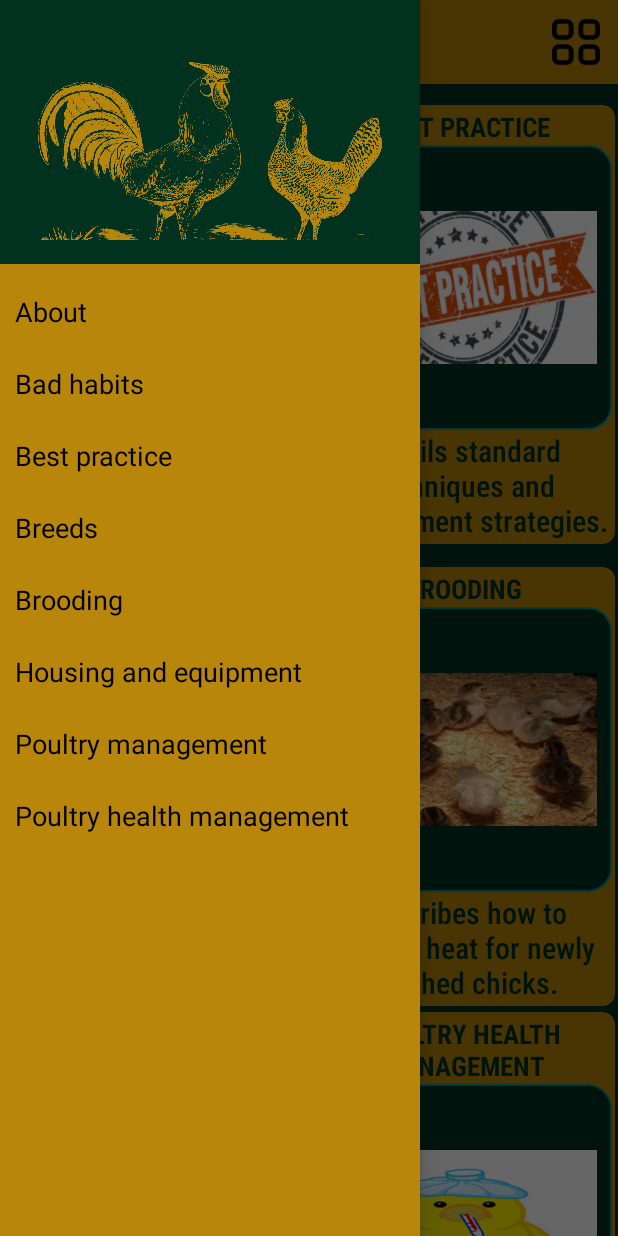
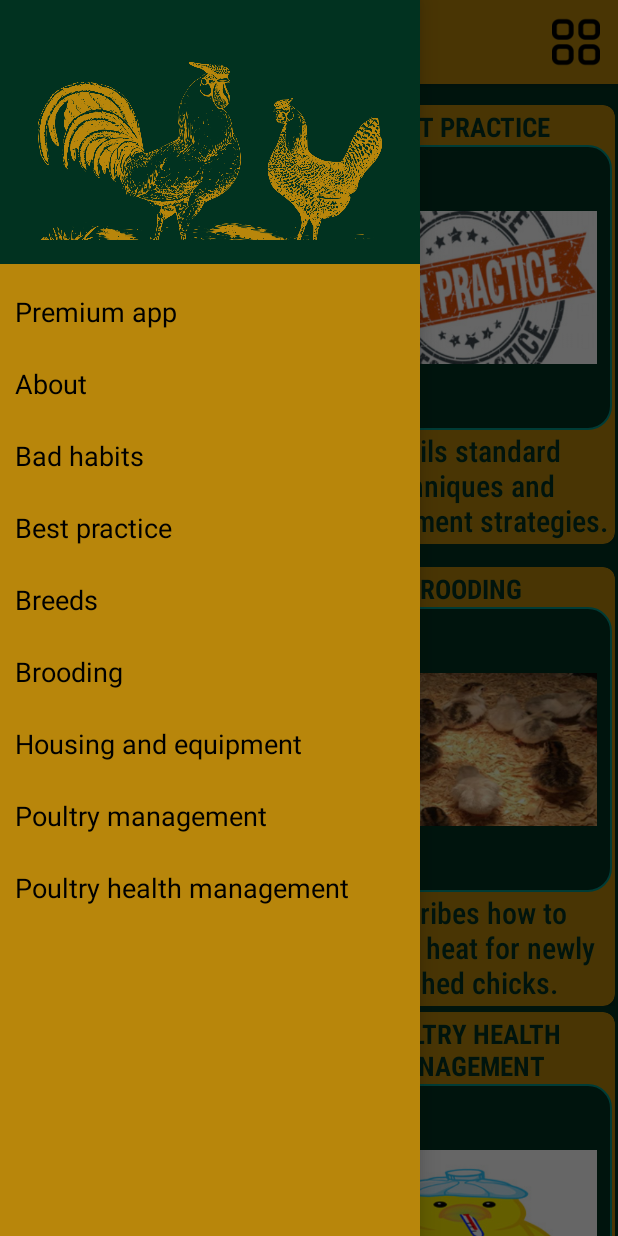
Before and after one commit to Alexisbryann/Kuku, an Android app: the screen it shows after launch (MainActivity), with the side drawer open, on a phone screen of 412 x 824 dp. Run offline under Robolectric (Android 15) with nearby library versions, the phone set to English and light mode, and no system bars; our stand-ins replace AdMob.

Commit message:
premium app

```diff
--- a/app/src/main/res/menu/activity_main_drawer.xml
+++ b/app/src/main/res/menu/activity_main_drawer.xml
@@ -7,6 +7,9 @@
     <group
         android:checkableBehavior="single"
         android:enabled="true">
+        <item
+            android:id="@+id/nav_premium_app"
+            android:title="@string/premium_app" />
         <item
             android:id="@+id/nav_about"
             android:title="@string/About" />
--- a/app/src/main/res/values/strings.xml
+++ b/app/src/main/res/values/strings.xml
@@ -69,4 +69,5 @@
     <string name="toggle">toggle</string>
     <string name="grid">grid</string>
     <string name="About">About</string>
+    <string name="premium_app">Premium app</string>
 </resources>
```
